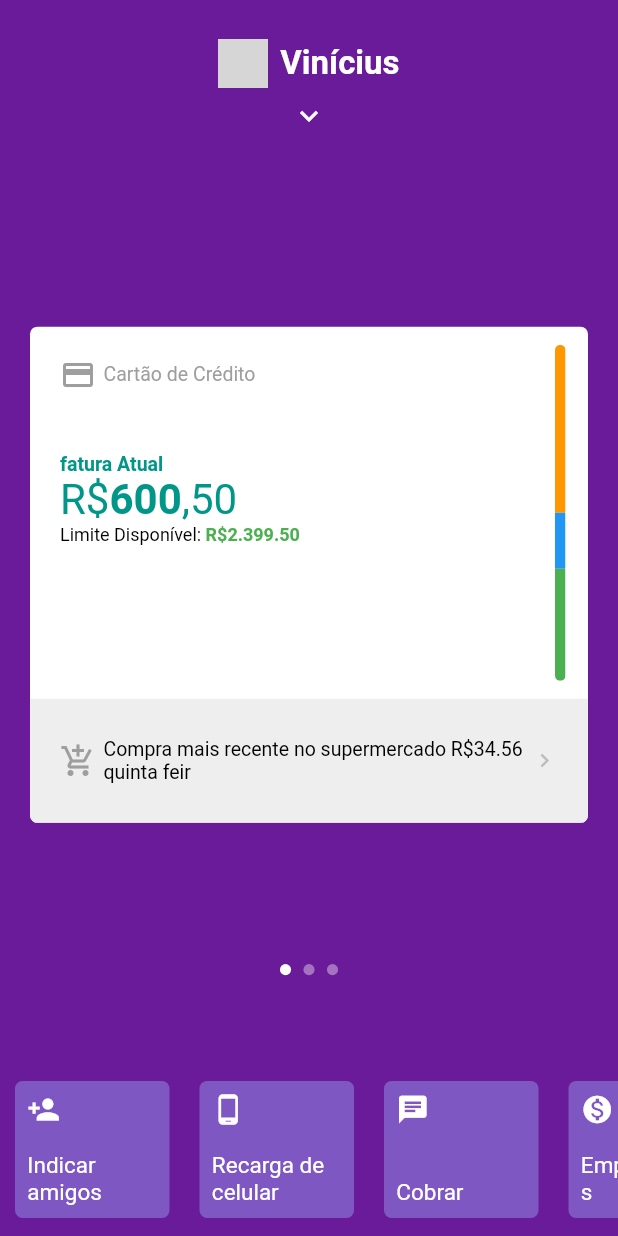
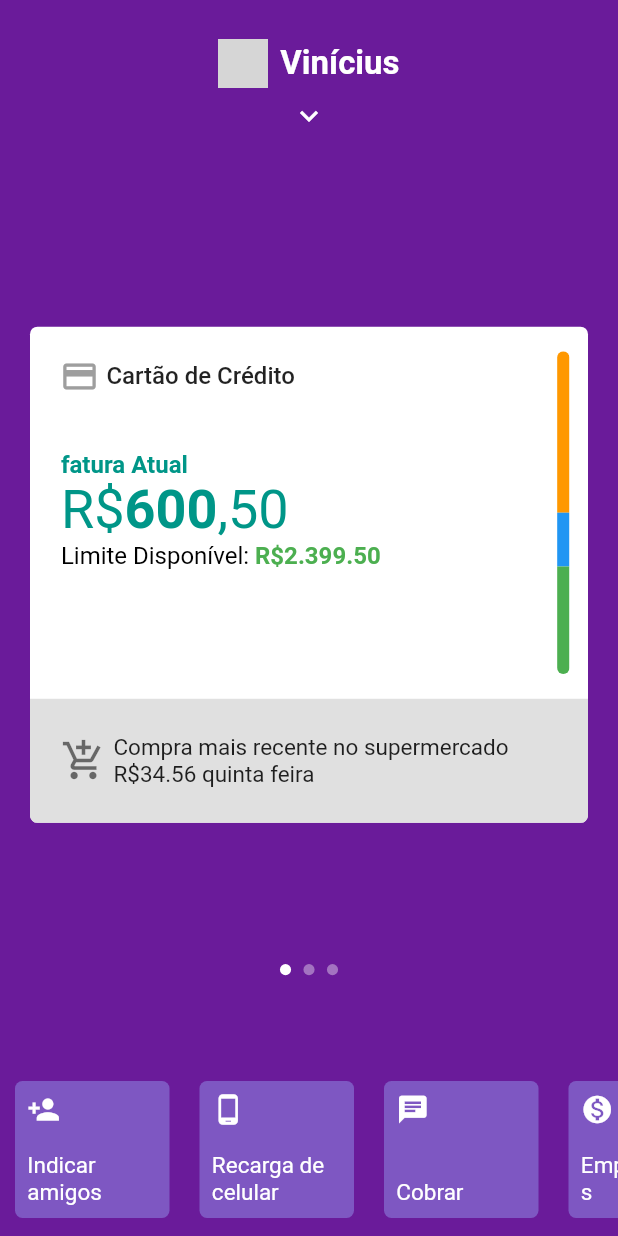
Before and after one commit to Vini03-Alcantra/nubankappflutter, a Flutter app: the screen it shows after launch, on a phone screen of 412 x 824 dp. Run offline on Flutter 3.47's test engine with Material 2 defaults, Android fonts, the phone set to English and light mode, and no system bars; our stand-ins replace flutter_icons; network calls fail; grey boxes are pictures that could not be loaded.

Commit message:
first_card ajustado

```diff
--- a/lib/widgets/first_card.dart
+++ b/lib/widgets/first_card.dart
@@ -3,6 +3,8 @@ import 'package:flutter/material.dart';
 class FirstCard extends StatelessWidget {
   @override
   Widget build(BuildContext context) {
+    var altura = MediaQuery.of(context).size.height;
+    var largura = MediaQuery.of(context).size.width;
     return ClipRRect(
       borderRadius: BorderRadius.circular(5),
       child: Column(
@@ -32,40 +34,42 @@ class FirstCard extends StatelessWidget {
                                           children: <Widget>[
                                             Icon(
                                               Icons.credit_card,
-                                              color: Colors.grey
+                                              color: Colors.grey,
+                                              size: 26,
                                             ),
-                                            SizedBox(width: 5),
+                                            SizedBox(width: largura * 0.012),
                                             Text(
                                               "Cartão de Crédito",
                                               style: TextStyle(
-                                                color: Colors.grey,
-                                                fontSize: 13
+                                                color: Colors.black87,
+                                                fontWeight: FontWeight.w500,
+                                                fontSize: 16
                                               ),
                                             ),
                                           ],
                                         ),
                                       ),
                                       Padding(
-                                        padding: const EdgeInsets.only(left: 20, top: 20, bottom: 20),
+                                        padding: EdgeInsets.only(left: largura * 0.05, top: altura * 0.02, bottom: altura * 0.02),
                                         child: SizedBox(
                                           width: double.infinity,
                                           child: Column(
                                             crossAxisAlignment: CrossAxisAlignment.start,
                                             children: <Widget>[
                                               Text("fatura Atual", textAlign: TextAlign.start,
-                                              style: TextStyle(color: Colors.teal, fontSize: 13, fontWeight: FontWeight.bold),
+                                              style: TextStyle(color: Colors.teal, fontSize: 16, fontWeight: FontWeight.bold),
                                               ),
                                               Text.rich(
                                                 TextSpan(
                                                   text: "R\$",
                                                   children: [
-                                                    TextSpan(text: "600", style: TextStyle(fontWeight: FontWeight.bold)),
+                                                    TextSpan(text: "600", style: TextStyle(fontWeight: FontWeight.bold, fontSize: 36)),
                                                     TextSpan(text: ",50")
                                                   ]),
                                                   textAlign: TextAlign.start,
                                                   style: TextStyle(
                                                     color: Colors.teal,
-                                                    fontSize: 28,
+                                                    fontSize: 36,
                                                   ),
                                               ),
                                               Text.rich(
@@ -84,7 +88,7 @@ class FirstCard extends StatelessWidget {
                                                 textAlign: TextAlign.start,
                                                 style: TextStyle(
                                                   color: Colors.black,
-                                                  fontSize: 12
+                                                  fontSize: 16
                                                 ),
                                               )
                                             ],
@@ -102,7 +106,7 @@ class FirstCard extends StatelessWidget {
                     )
                   ),
                   Padding(
-                    padding: const EdgeInsets.only(top: 12, bottom: 12, left: 10, right: 15),
+                    padding: EdgeInsets.only(top: altura * 0.02, bottom: altura * 0.02, left: largura * 0.02, right: largura * 0.03),
                     child: ClipRRect(
                       borderRadius: BorderRadius.circular(5),
                       child: Container(
@@ -128,7 +132,7 @@ class FirstCard extends StatelessWidget {
                             )
                           ],
                         ),
-                        width: 7,
+                        width: largura * 0.02,
                         decoration: BoxDecoration(
                           borderRadius: BorderRadius.circular(5)
                         ),
@@ -143,29 +147,30 @@ class FirstCard extends StatelessWidget {
             flex: 1,
             child: Container(
               child: Padding(
-                padding: const EdgeInsets.all(20),
+                padding: EdgeInsets.only(left: largura * 0.05, right: largura * 0.05, top: altura * 0.001, bottom: altura * 0.001),
                 child: Row(
                   mainAxisAlignment: MainAxisAlignment.spaceBetween,
                   children: <Widget>[
                     Icon(
                       Icons.add_shopping_cart,
-                      color: Colors.grey
+                      color: Colors.black54,
+                      size: 30,
                     ),
                     SizedBox(width: 5),
                     Flexible(
-                      child: Text("Compra mais recente no supermercado R\$34.56 quinta feir",
-                      style: TextStyle(color: Colors.black, fontSize: 13),
+                      child: Text("Compra mais recente no supermercado R\$34.56 quinta feira",
+                      style: TextStyle(color: Colors.black87, fontSize: 15),
                       )
                     ),
-                    Icon(
-                      Icons.chevron_right,
-                      color: Colors.grey[400],
-                      size: 18,
-                    )
+                    // Icon(
+                    //   Icons.chevron_right,
+                    //   color: Colors.grey[400],
+                    //   size: 18,
+                    // )
                   ],
                 ),
               ),
-              color: Colors.grey[200],
+              color: Colors.grey[300],
             ),
           )
         ],
```
